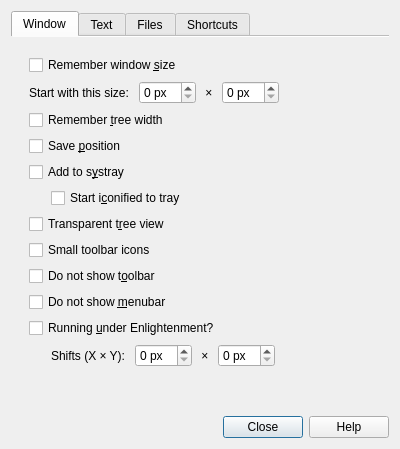
Qt form feathernotes/prefDialog.ui (tsujan/FeatherNotes) before a commit.
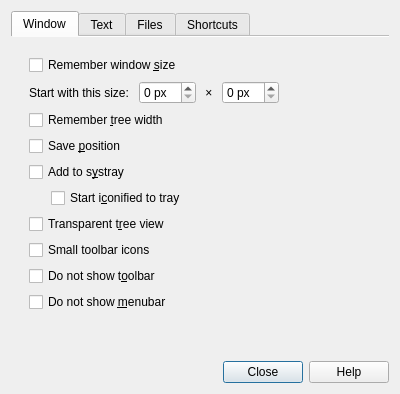
The same form after that commit.

The edit to the form file:
```diff
--- a/feathernotes/prefDialog.ui
+++ b/feathernotes/prefDialog.ui
@@ -203,91 +203,6 @@
             </property>
            </widget>
           </item>
-          <item>
-           <widget class="QCheckBox" name="EBox">
-            <property name="toolTip">
-             <string>Check this under Enlightenment (or, probably, another DE)
-to use the systray icon more easily!</string>
-            </property>
-            <property name="text">
-             <string>Running &amp;under Enlightenment?</string>
-            </property>
-           </widget>
-          </item>
-          <item>
-           <layout class="QHBoxLayout" name="horizontalLayout_3">
-            <item>
-             <spacer name="horizontalSpacer_2">
-              <property name="orientation">
-               <enum>Qt::Horizontal</enum>
-              </property>
-              <property name="sizeType">
-               <enum>QSizePolicy::Fixed</enum>
-              </property>
-              <property name="sizeHint" stdset="0">
-               <size>
-                <width>22</width>
-                <height>5</height>
-               </size>
-              </property>
-             </spacer>
-            </item>
-            <item>
-             <widget class="QLabel" name="ELabel">
-              <property name="toolTip">
-               <string>Some DE's (like Enlightenment) may not report the window position
-correctly. If that is the case, you could try to fix the problem here.
-
-If the panel is on the bottom or top, the Y-coordinate should be set;
-if it is on the left or right, the X-coordinate should be set.
-
-After choosing the coordinate shifts, put the window in a proper
-position and then restart FeatherNotes!</string>
-              </property>
-              <property name="text">
-               <string>Shifts (X × Y): </string>
-              </property>
-             </widget>
-            </item>
-            <item>
-             <widget class="QSpinBox" name="ESpinX">
-              <property name="suffix">
-               <string> px</string>
-              </property>
-             </widget>
-            </item>
-            <item>
-             <widget class="QLabel" name="XLabel">
-              <property name="text">
-               <string notr="true"> × </string>
-              </property>
-             </widget>
-            </item>
-            <item>
-             <widget class="QSpinBox" name="ESpinY">
-              <property name="suffix">
-               <string> px</string>
-              </property>
-             </widget>
-            </item>
-            <item>
-             <spacer name="horizontalSpacer_3">
-              <property name="orientation">
-               <enum>Qt::Horizontal</enum>
-              </property>
-              <property name="sizeType">
-               <enum>QSizePolicy::MinimumExpanding</enum>
-              </property>
-              <property name="sizeHint" stdset="0">
-               <size>
-                <width>5</width>
-                <height>5</height>
-               </size>
-              </property>
-             </spacer>
-            </item>
-           </layout>
-          </item>
          </layout>
         </widget>
        </item>
@@ -386,7 +301,7 @@
            </layout>
           </item>
           <item>
-           <layout class="QHBoxLayout" name="horizontalLayout_4">
+           <layout class="QHBoxLayout" name="horizontalLayout_3">
             <item>
              <widget class="QCheckBox" name="autoSaveBox">
               <property name="text">
```
Left out of the diff: 15 changed lines with no effect on the pictures.
